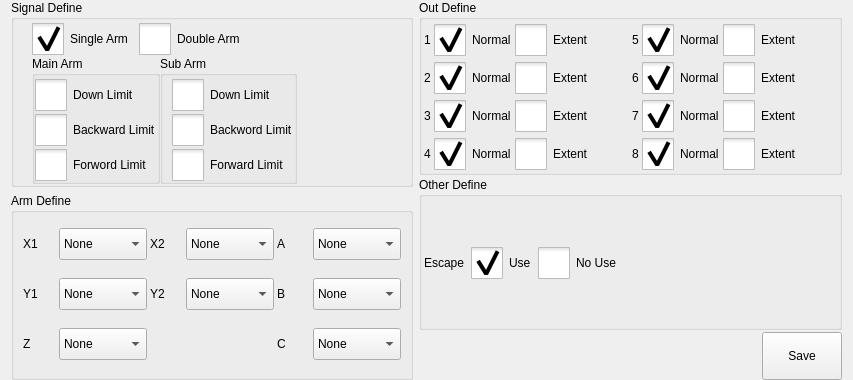
Above: hcsettings/icstructdefineframe.ui from GaussCheng/2-5AxisPunch before the change. Below: the same form after it.
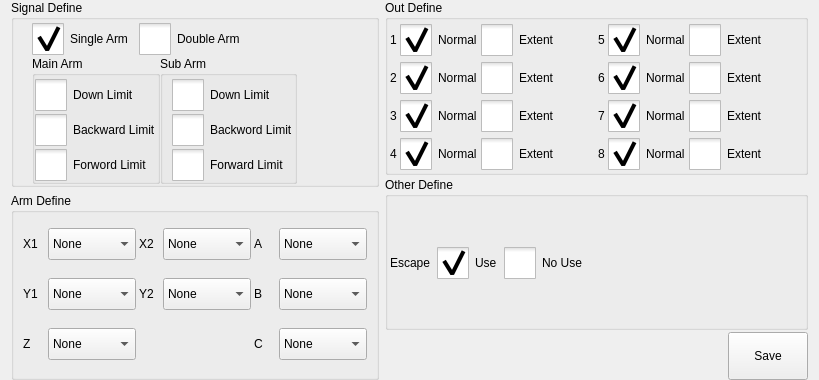
That is the form after the change. Icons and pictures are not drawn.

The edit to the form file:
```diff
--- a/hcsettings/icstructdefineframe.ui
+++ b/hcsettings/icstructdefineframe.ui
@@ -6,7 +6,7 @@
    <rect>
     <x>0</x>
     <y>0</y>
-    <width>853</width>
+    <width>819</width>
     <height>380</height>
    </rect>
   </property>
```
